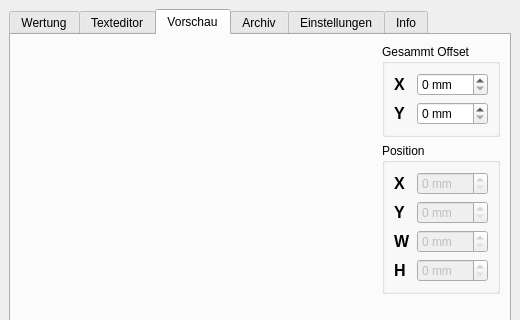
Before: the Qt Designer form mainwindow.ui in str4el/grading, drawn with Qt 5; both pictures show x 0 to 520 and y 0 to 320 of the 520 by 530 pixel window.
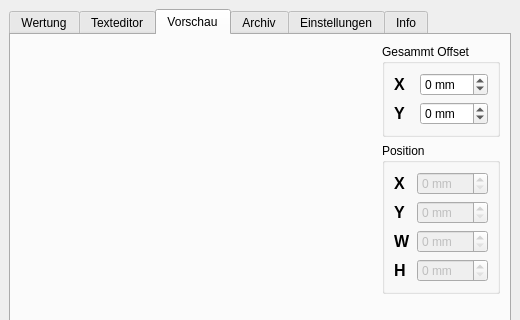
After: the same form once the commit is applied. The open tabs and pages were chosen to show the change. Custom widgets are drawn as their Qt base class.

Commit message: Offset einstellung im Layout programmiert

```diff
--- a/mainwindow.ui
+++ b/mainwindow.ui
@@ -957,10 +957,10 @@
                 <string> mm</string>
                </property>
                <property name="minimum">
-                <number>0</number>
+                <number>-10</number>
                </property>
                <property name="maximum">
-                <number>300</number>
+                <number>10</number>
                </property>
               </widget>
              </item>
@@ -993,10 +993,10 @@
                 <string> mm</string>
                </property>
                <property name="minimum">
-                <number>0</number>
+                <number>-10</number>
                </property>
                <property name="maximum">
-                <number>300</number>
+                <number>10</number>
                </property>
               </widget>
              </item>
```
The commit also changes 3 other files.
